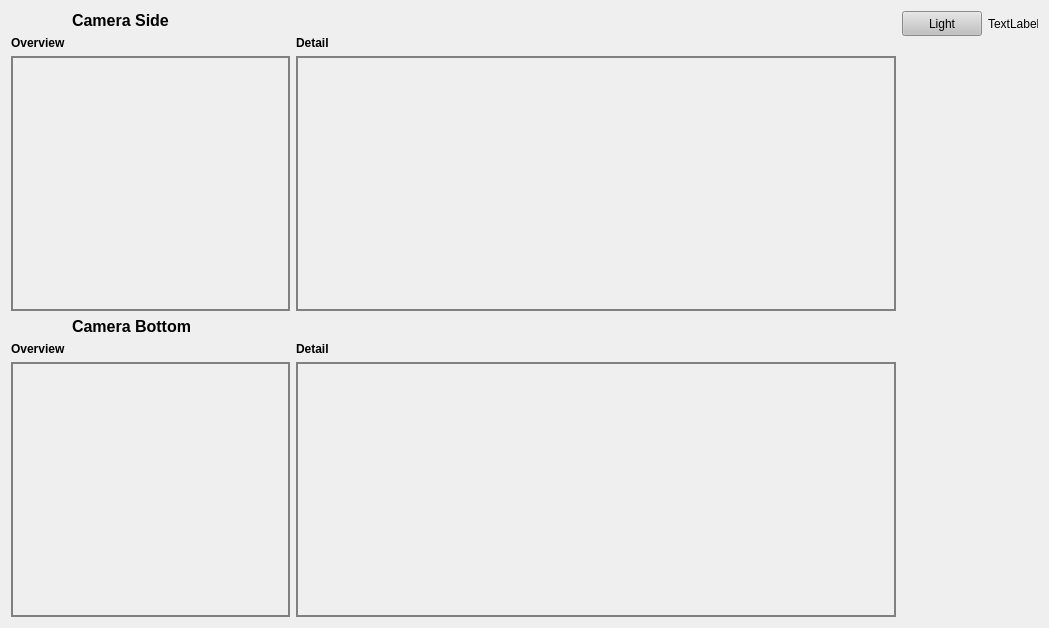
This is pyccapt/files/PyQt6_UI/gui_cameras.ui in mmonajem/pyoxcart as Qt 5 draws it before an edit. The edited form follows.
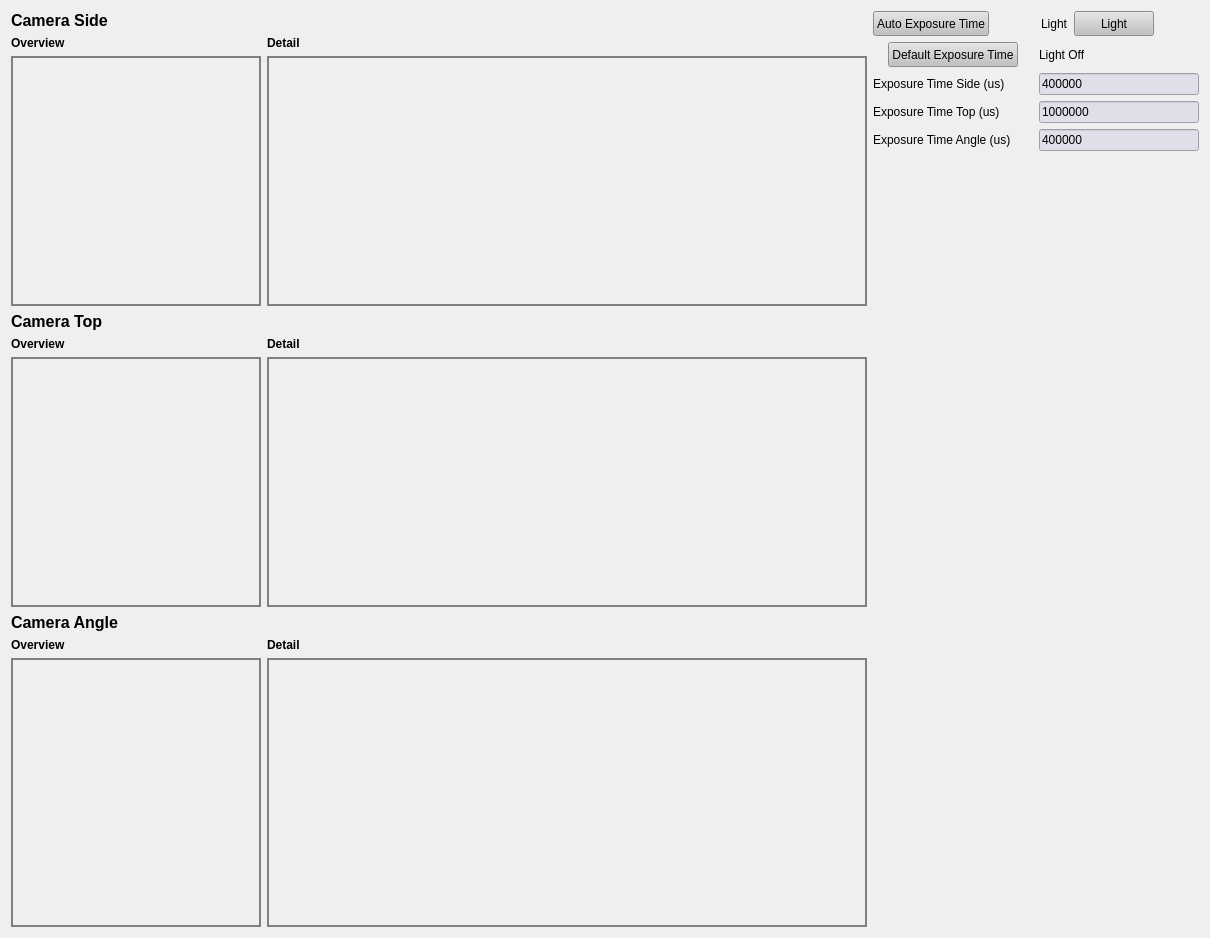
This is the edited form.

```diff
--- a/pyccapt/files/PyQt6_UI/gui_cameras.ui
+++ b/pyccapt/files/PyQt6_UI/gui_cameras.ui
@@ -6,113 +6,21 @@
             <rect>
                 <x>0</x>
                 <y>0</y>
-                <width>1049</width>
-                <height>628</height>
+                <width>1210</width>
+                <height>938</height>
             </rect>
         </property>
         <property name="windowTitle">
             <string>Form</string>
         </property>
+        <layout class="QGridLayout" name="gridLayout_5">
+            <item row="0" column="0">
         <layout class="QGridLayout" name="gridLayout_4">
             <item row="0" column="0">
-                <layout class="QGridLayout" name="gridLayout_3">
-                    <item row="0" column="0">
+                        <layout class="QVBoxLayout" name="verticalLayout">
+                            <item>
                         <layout class="QGridLayout" name="gridLayout">
-                            <item row="0" column="1">
-                                <widget class="QLabel" name="label_202">
-                                    <property name="font">
-                                        <font>
-                                            <pointsize>12</pointsize>
-                                            <bold>true</bold>
-                                        </font>
-                                    </property>
-                                    <property name="text">
-                                        <string>Camera Side</string>
-                                    </property>
-                                </widget>
-                            </item>
-                            <item row="1" column="0">
-                                <widget class="QLabel" name="label_203">
-                                    <property name="font">
-                                        <font>
-                                            <bold>true</bold>
-                                        </font>
-                                    </property>
-                                    <property name="text">
-                                        <string>Overview</string>
-                                    </property>
-                                </widget>
-                            </item>
-                            <item row="2" column="0" colspan="4">
-                                <widget class="QLabel" name="cam_s_o">
-                                    <property name="sizePolicy">
-                                        <sizepolicy hsizetype="Expanding" vsizetype="Expanding">
-                                            <horstretch>1</horstretch>
-                                            <verstretch>1</verstretch>
-                                        </sizepolicy>
-                                    </property>
-                                    <property name="minimumSize">
-                                        <size>
-                                            <width>250</width>
-                                            <height>250</height>
-                                        </size>
-                                    </property>
-                                    <property name="styleSheet">
-                                        <string notr="true">QWidget{
-                                            border: 2px solid gray;
-                                            }
-                                        </string>
-                                    </property>
-                                    <property name="text">
-                                        <string/>
-                                    </property>
-                                </widget>
-                            </item>
-                            <item row="2" column="4">
-                                <widget class="QLabel" name="cam_s_d">
-                                    <property name="sizePolicy">
-                                        <sizepolicy hsizetype="Expanding" vsizetype="Expanding">
-                                            <horstretch>2</horstretch>
-                                            <verstretch>1</verstretch>
-                                        </sizepolicy>
-                                    </property>
-                                    <property name="minimumSize">
-                                        <size>
-                                            <width>600</width>
-                                            <height>250</height>
-                                        </size>
-                                    </property>
-                                    <property name="maximumSize">
-                                        <size>
-                                            <width>16777215</width>
-                                            <height>16777215</height>
-                                        </size>
-                                    </property>
-                                    <property name="styleSheet">
-                                        <string notr="true">QWidget{
-                                            border: 2px solid gray;
-                                            }
-                                        </string>
-                                    </property>
-                                    <property name="text">
-                                        <string/>
-                                    </property>
-                                </widget>
-                            </item>
-                            <item row="3" column="1" colspan="2">
-                                <widget class="QLabel" name="label_205">
-                                    <property name="font">
-                                        <font>
-                                            <pointsize>12</pointsize>
-                                            <bold>true</bold>
-                                        </font>
-                                    </property>
-                                    <property name="text">
-                                        <string>Camera Bottom</string>
-                                    </property>
-                                </widget>
-                            </item>
-                            <item row="4" column="0">
+                                    <item row="5" column="0">
                                 <widget class="QLabel" name="label_208">
                                     <property name="font">
                                         <font>
@@ -124,17 +32,17 @@
                                     </property>
                                 </widget>
                             </item>
-                            <item row="5" column="0" colspan="4">
-                                <widget class="QLabel" name="cam_b_o">
+                                    <item row="3" column="4">
+                                        <widget class="QLabel" name="cam_s_d">
                                     <property name="sizePolicy">
                                         <sizepolicy hsizetype="Expanding" vsizetype="Expanding">
-                                            <horstretch>1</horstretch>
+                                                    <horstretch>2</horstretch>
                                             <verstretch>1</verstretch>
                                         </sizepolicy>
                                     </property>
                                     <property name="minimumSize">
                                         <size>
-                                            <width>250</width>
+                                                    <width>600</width>
                                             <height>250</height>
                                         </size>
                                     </property>
@@ -146,8 +54,8 @@
                                     </property>
                                     <property name="styleSheet">
                                         <string notr="true">QWidget{
-                                            border: 2px solid gray;
-                                            }
+                                                    border: 2px solid gray;
+                                                    }
                                         </string>
                                     </property>
                                     <property name="text">
@@ -156,6 +64,18 @@
                                 </widget>
                             </item>
                             <item row="5" column="4">
+                                        <widget class="QLabel" name="label_209">
+                                            <property name="font">
+                                                <font>
+                                                    <bold>true</bold>
+                                                </font>
+                                            </property>
+                                            <property name="text">
+                                                <string>Detail</string>
+                                            </property>
+                                        </widget>
+                                    </item>
+                                    <item row="6" column="4">
                                 <widget class="QLabel" name="cam_b_d">
                                     <property name="sizePolicy">
                                         <sizepolicy hsizetype="Expanding" vsizetype="Expanding">
@@ -186,7 +106,7 @@
                                     </property>
                                 </widget>
                             </item>
-                            <item row="1" column="4">
+                                    <item row="2" column="4">
                                 <widget class="QLabel" name="label_204">
                                     <property name="font">
                                         <font>
@@ -198,8 +118,180 @@
                                     </property>
                                 </widget>
                             </item>
-                            <item row="4" column="4">
-                                <widget class="QLabel" name="label_209">
+                                    <item row="3" column="0" colspan="4">
+                                        <widget class="QLabel" name="cam_s_o">
+                                            <property name="sizePolicy">
+                                                <sizepolicy hsizetype="Expanding" vsizetype="Expanding">
+                                                    <horstretch>1</horstretch>
+                                                    <verstretch>1</verstretch>
+                                                </sizepolicy>
+                                            </property>
+                                            <property name="minimumSize">
+                                                <size>
+                                                    <width>250</width>
+                                                    <height>250</height>
+                                                </size>
+                                            </property>
+                                            <property name="styleSheet">
+                                                <string notr="true">QWidget{
+                                            border: 2px solid gray;
+                                            }
+                                        </string>
+                                            </property>
+                                            <property name="text">
+                                                <string/>
+                                            </property>
+                                        </widget>
+                                    </item>
+                                    <item row="2" column="0">
+                                        <widget class="QLabel" name="label_203">
+                                            <property name="font">
+                                                <font>
+                                                    <bold>true</bold>
+                                                </font>
+                                            </property>
+                                            <property name="text">
+                                                <string>Overview</string>
+                                            </property>
+                                        </widget>
+                                    </item>
+                                    <item row="6" column="0" colspan="4">
+                                        <widget class="QLabel" name="cam_b_o">
+                                            <property name="sizePolicy">
+                                                <sizepolicy hsizetype="Expanding" vsizetype="Expanding">
+                                                    <horstretch>1</horstretch>
+                                                    <verstretch>1</verstretch>
+                                                </sizepolicy>
+                                            </property>
+                                            <property name="minimumSize">
+                                                <size>
+                                                    <width>250</width>
+                                                    <height>250</height>
+                                                </size>
+                                            </property>
+                                            <property name="maximumSize">
+                                                <size>
+                                                    <width>16777215</width>
+                                                    <height>16777215</height>
+                                                </size>
+                                            </property>
+                                            <property name="styleSheet">
+                                                <string notr="true">QWidget{
+                                            border: 2px solid gray;
+                                            }
+                                        </string>
+                                            </property>
+                                            <property name="text">
+                                                <string/>
+                                            </property>
+                                        </widget>
+                                    </item>
+                                    <item row="4" column="0">
+                                        <widget class="QLabel" name="label_205">
+                                            <property name="font">
+                                                <font>
+                                                    <pointsize>12</pointsize>
+                                                    <bold>true</bold>
+                                                </font>
+                                            </property>
+                                            <property name="text">
+                                                <string>Camera Top</string>
+                                            </property>
+                                        </widget>
+                                    </item>
+                                    <item row="1" column="0">
+                                        <widget class="QLabel" name="label_202">
+                                            <property name="font">
+                                                <font>
+                                                    <pointsize>12</pointsize>
+                                                    <bold>true</bold>
+                                                </font>
+                                            </property>
+                                            <property name="text">
+                                                <string>Camera Side</string>
+                                            </property>
+                                        </widget>
+                                    </item>
+                                </layout>
+                            </item>
+                            <item>
+                                <layout class="QGridLayout" name="gridLayout_3">
+                                    <item row="2" column="0">
+                                        <widget class="QLabel" name="label_211">
+                                            <property name="font">
+                                                <font>
+                                                    <bold>true</bold>
+                                                </font>
+                                            </property>
+                                            <property name="text">
+                                                <string>Overview</string>
+                                            </property>
+                                        </widget>
+                                    </item>
+                                    <item row="3" column="0">
+                                        <widget class="QLabel" name="cam_angle_o">
+                                            <property name="sizePolicy">
+                                                <sizepolicy hsizetype="Expanding" vsizetype="Expanding">
+                                                    <horstretch>1</horstretch>
+                                                    <verstretch>1</verstretch>
+                                                </sizepolicy>
+                                            </property>
+                                            <property name="minimumSize">
+                                                <size>
+                                                    <width>250</width>
+                                                    <height>250</height>
+                                                </size>
+                                            </property>
+                                            <property name="maximumSize">
+                                                <size>
+                                                    <width>16777215</width>
+                                                    <height>16777215</height>
+                                                </size>
+                                            </property>
+                                            <property name="styleSheet">
+                                                <string notr="true">QWidget{
+                                            border: 2px solid gray;
+                                            }
+                                        </string>
+                                            </property>
+                                            <property name="text">
+                                                <string/>
+                                            </property>
+                                        </widget>
+                                    </item>
+                                    <item row="3" column="1">
+                                        <widget class="QLabel" name="cam_angle_d">
+                                            <property name="sizePolicy">
+                                                <sizepolicy hsizetype="Expanding" vsizetype="Expanding">
+                                                    <horstretch>2</horstretch>
+                                                    <verstretch>1</verstretch>
+                                                </sizepolicy>
+                                            </property>
+                                            <property name="minimumSize">
+                                                <size>
+                                                    <width>600</width>
+                                                    <height>250</height>
+                                                </size>
+                                            </property>
+                                            <property name="maximumSize">
+                                                <size>
+                                                    <width>16777215</width>
+                                                    <height>16777215</height>
+                                                </size>
+                                            </property>
+                                            <property name="styleSheet">
+                                                <string notr="true">QWidget{
+                                            border: 2px solid gray;
+                                            }
+                                        </string>
+                                            </property>
+                                            <property name="text">
+                                                <string/>
+                                            </property>
+                                        </widget>
+                                    </item>
+                                    <item row="2" column="1">
+                                        <widget class="QLabel" name="label_210">
                                     <property name="font">
                                         <font>
                                             <bold>true</bold>
@@ -210,11 +302,165 @@
                                     </property>
                                 </widget>
                             </item>
+                                    <item row="1" column="0">
+                                        <widget class="QLabel" name="label_206">
+                                            <property name="font">
+                                                <font>
+                                                    <pointsize>12</pointsize>
+                                                    <bold>true</bold>
+                                                </font>
+                                            </property>
+                                            <property name="text">
+                                                <string>Camera Angle</string>
+                                            </property>
+                                        </widget>
+                                    </item>
+                                </layout>
+                            </item>
                         </layout>
                     </item>
                     <item row="0" column="1">
+                        <layout class="QVBoxLayout" name="verticalLayout_2">
+                            <item>
+                                <layout class="QHBoxLayout" name="horizontalLayout">
+                                    <item>
+                                        <widget class="QPushButton" name="auto_exposure_time">
+                                            <property name="sizePolicy">
+                                                <sizepolicy hsizetype="Fixed" vsizetype="Fixed">
+                                                    <horstretch>0</horstretch>
+                                                    <verstretch>0</verstretch>
+                                                </sizepolicy>
+                                            </property>
+                                            <property name="minimumSize">
+                                                <size>
+                                                    <width>0</width>
+                                                    <height>25</height>
+                                                </size>
+                                            </property>
+                                            <property name="styleSheet">
+                                                <string notr="true">QPushButton{
+                                                    background: rgb(193, 193, 193)
+                                                    }
+                                                </string>
+                                            </property>
+                                            <property name="text">
+                                                <string>Auto Exposure Time</string>
+                                            </property>
+                                        </widget>
+                                    </item>
+                                    <item>
+                                        <spacer name="horizontalSpacer">
+                                            <property name="orientation">
+                                                <enum>Qt::Horizontal</enum>
+                                            </property>
+                                            <property name="sizeHint" stdset="0">
+                                                <size>
+                                                    <width>40</width>
+                                                    <height>20</height>
+                                                </size>
+                                            </property>
+                                        </spacer>
+                                    </item>
+                                    <item>
+                                        <widget class="QLabel" name="led_light">
+                                            <property name="maximumSize">
+                                                <size>
+                                                    <width>50</width>
+                                                    <height>50</height>
+                                                </size>
+                                            </property>
+                                            <property name="text">
+                                                <string>Light</string>
+                                            </property>
+                                        </widget>
+                                    </item>
+                                    <item>
+                                        <widget class="QPushButton" name="light">
+                                            <property name="sizePolicy">
+                                                <sizepolicy hsizetype="Fixed" vsizetype="Fixed">
+                                                    <horstretch>0</horstretch>
+                                                    <verstretch>0</verstretch>
+                                                </sizepolicy>
+                                            </property>
+                                            <property name="minimumSize">
+                                                <size>
+                                                    <width>0</width>
+                                                    <height>25</height>
+                                                </size>
+                                            </property>
+                                            <property name="styleSheet">
+                                                <string notr="true">QPushButton{
+                                                    background: rgb(193, 193, 193)
+                                                    }
+                                                </string>
+                                            </property>
+                                            <property name="text">
+                                                <string>Light</string>
+                                            </property>
+                                        </widget>
+                                    </item>
+                                    <item>
+                                        <spacer name="horizontalSpacer_2">
+                                            <property name="orientation">
+                                                <enum>Qt::Horizontal</enum>
+                                            </property>
+                                            <property name="sizeHint" stdset="0">
+                                                <size>
+                                                    <width>40</width>
+                                                    <height>20</height>
+                                                </size>
+                                            </property>
+                                        </spacer>
+                                    </item>
+                                </layout>
+                            </item>
+                            <item>
                         <layout class="QGridLayout" name="gridLayout_2">
                             <item row="1" column="0">
+                                        <widget class="QLabel" name="led_light_2">
+                                            <property name="minimumSize">
+                                                <size>
+                                                    <width>130</width>
+                                                    <height>0</height>
+                                                </size>
+                                            </property>
+                                            <property name="maximumSize">
+                                                <size>
+                                                    <width>500</width>
+                                                    <height>50</height>
+                                                </size>
+                                            </property>
+                                            <property name="text">
+                                                <string>Exposure Time Side (us)</string>
+                                            </property>
+                                        </widget>
+                                    </item>
+                                    <item row="1" column="1">
+                                        <widget class="QLineEdit" name="exposure_time_cam_1">
+                                            <property name="sizePolicy">
+                                                <sizepolicy hsizetype="Minimum" vsizetype="Minimum">
+                                                    <horstretch>0</horstretch>
+                                                    <verstretch>0</verstretch>
+                                                </sizepolicy>
+                                            </property>
+                                            <property name="minimumSize">
+                                                <size>
+                                                    <width>0</width>
+                                                    <height>20</height>
+                                                </size>
+                                            </property>
+                                            <property name="styleSheet">
+                                                <string notr="true">QLineEdit{
+                                                    background: rgb(223,223,233)
+                                                    }
+                                                </string>
+                                            </property>
+                                            <property name="text">
+                                                <string>400000</string>
+                                            </property>
+                                        </widget>
+                                    </item>
+                                    <item row="4" column="1">
                                 <spacer name="verticalSpacer">
                                     <property name="orientation">
                                         <enum>Qt::Vertical</enum>
@@ -227,8 +473,77 @@
                                     </property>
                                 </spacer>
                             </item>
+                                    <item row="2" column="1">
+                                        <widget class="QLineEdit" name="exposure_time_cam_2">
+                                            <property name="sizePolicy">
+                                                <sizepolicy hsizetype="Minimum" vsizetype="Minimum">
+                                                    <horstretch>0</horstretch>
+                                                    <verstretch>0</verstretch>
+                                                </sizepolicy>
+                                            </property>
+                                            <property name="minimumSize">
+                                                <size>
+                                                    <width>0</width>
+                                                    <height>20</height>
+                                                </size>
+                                            </property>
+                                            <property name="styleSheet">
+                                                <string notr="true">QLineEdit{
+                                                    background: rgb(223,223,233)
+                                                    }
+                                                </string>
+                                            </property>
+                                            <property name="text">
+                                                <string>1000000</string>
+                                            </property>
+                                        </widget>
+                                    </item>
+                                    <item row="3" column="1">
+                                        <widget class="QLineEdit" name="exposure_time_cam_3">
+                                            <property name="sizePolicy">
+                                                <sizepolicy hsizetype="Minimum" vsizetype="Minimum">
+                                                    <horstretch>0</horstretch>
+                                                    <verstretch>0</verstretch>
+                                                </sizepolicy>
+                                            </property>
+                                            <property name="minimumSize">
+                                                <size>
+                                                    <width>0</width>
+                                                    <height>20</height>
+                                                </size>
+                                            </property>
+                                            <property name="styleSheet">
+                                                <string notr="true">QLineEdit{
+                                                    background: rgb(223,223,233)
+                                                    }
+                                                </string>
+                                            </property>
+                                            <property name="text">
+                                                <string>400000</string>
+                                            </property>
+                                        </widget>
+                                    </item>
+                                    <item row="2" column="0">
+                                        <widget class="QLabel" name="led_light_3">
+                                            <property name="minimumSize">
+                                                <size>
+                                                    <width>130</width>
+                                                    <height>0</height>
+                                                </size>
+                                            </property>
+                                            <property name="maximumSize">
+                                                <size>
+                                                    <width>500</width>
+                                                    <height>50</height>
+                                                </size>
+                                            </property>
+                                            <property name="text">
+                                                <string>Exposure Time Top (us)</string>
+                                            </property>
+                                        </widget>
+                                    </item>
                             <item row="0" column="0" alignment="Qt::AlignHCenter">
-                                <widget class="QPushButton" name="light">
+                                        <widget class="QPushButton" name="default_exposure_time">
                                     <property name="sizePolicy">
                                         <sizepolicy hsizetype="Fixed" vsizetype="Fixed">
                                             <horstretch>0</horstretch>
@@ -248,22 +563,43 @@
                                         </string>
                                     </property>
                                     <property name="text">
-                                        <string>Light</string>
+                                                <string>Default Exposure Time</string>
                                     </property>
                                 </widget>
                             </item>
-                            <item row="0" column="1" alignment="Qt::AlignHCenter">
-                                <widget class="QLabel" name="led_light">
+                                    <item row="3" column="0">
+                                        <widget class="QLabel" name="led_light_4">
+                                            <property name="minimumSize">
+                                                <size>
+                                                    <width>130</width>
+                                                    <height>0</height>
+                                                </size>
+                                            </property>
                                     <property name="maximumSize">
                                         <size>
-                                            <width>50</width>
+                                                    <width>500</width>
                                             <height>50</height>
                                         </size>
                                     </property>
                                     <property name="text">
-                                        <string>TextLabel</string>
-                                    </property>
-                                </widget>
+                                                <string>Exposure Time Angle (us)</string>
+                                            </property>
+                                        </widget>
+                                    </item>
+                                    <item row="0" column="1">
+                                        <widget class="QLabel" name="led_light_5">
+                                            <property name="maximumSize">
+                                                <size>
+                                                    <width>500</width>
+                                                    <height>50</height>
+                                                </size>
+                                            </property>
+                                            <property name="text">
+                                                <string>Light Off</string>
+                                            </property>
+                                        </widget>
+                                    </item>
+                                </layout>
                             </item>
                         </layout>
                     </item>
```
Left out of the diff: 9 changed lines with no effect on the pictures. Lines whose indentation alone changed are shown as unchanged.
